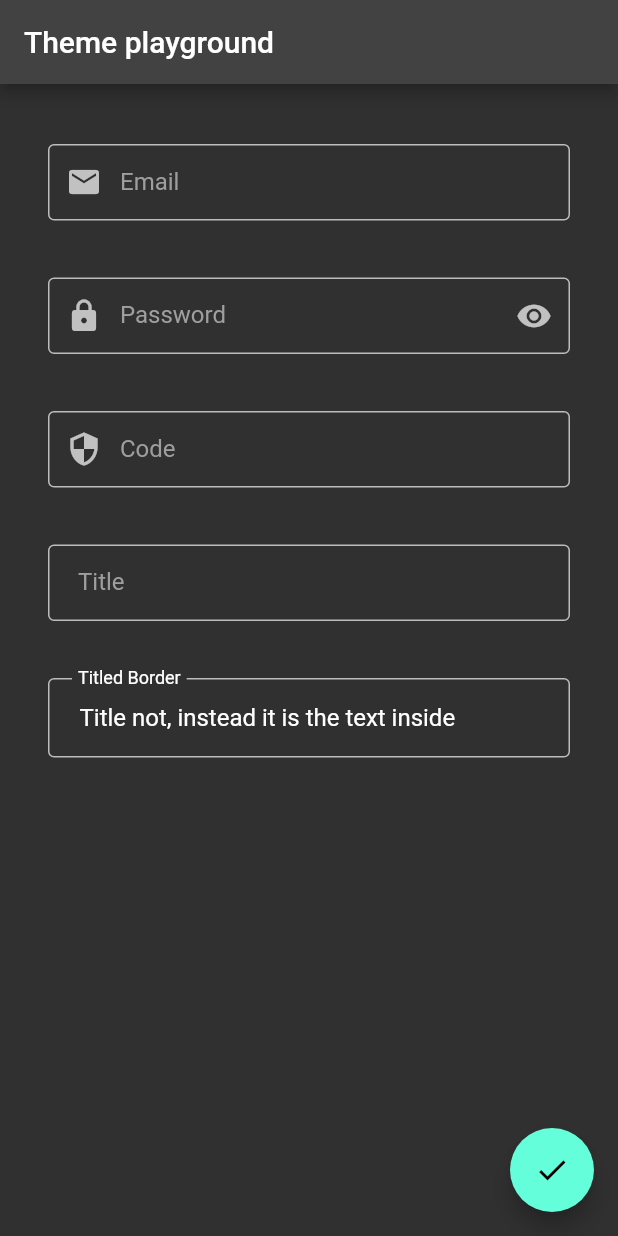
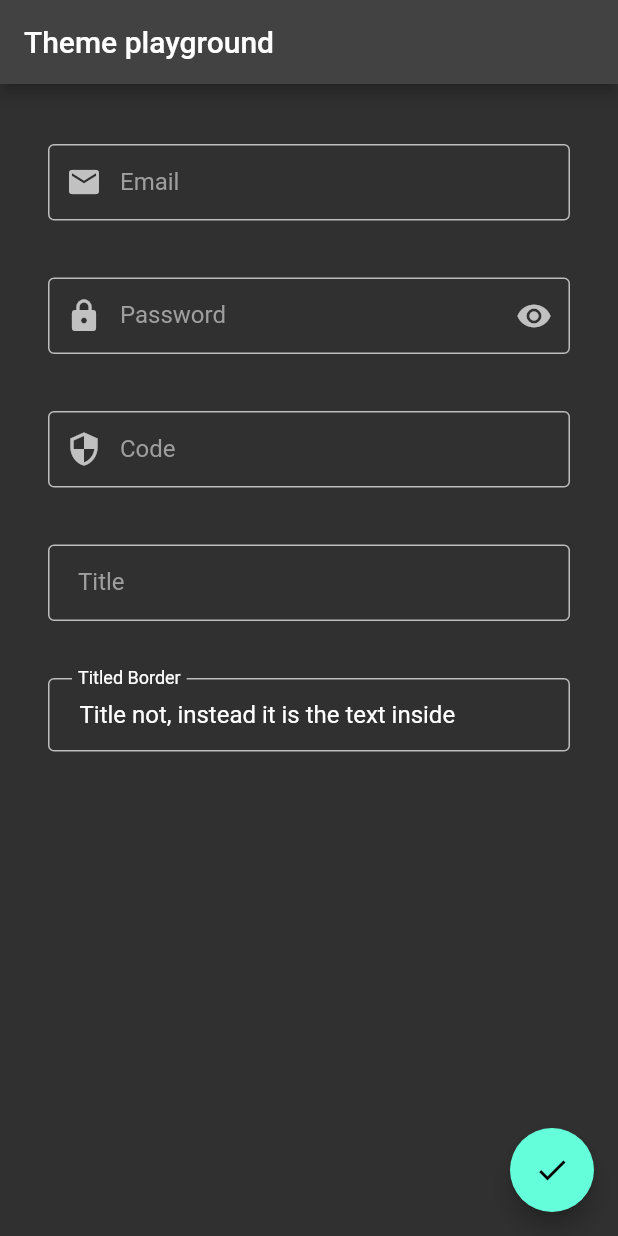
Before and after one commit to dorontal/flutter_themes, a Flutter app: the screen it shows after launch, on a phone screen of 412 x 824 dp. Run offline on Flutter 3.47's test engine with Material 2 defaults, Android fonts, the phone set to English and light mode, and no system bars; our stand-ins replace flutter_hooks.

Commit message:
more uniform

```diff
--- a/lib/widgets/titled_border.dart
+++ b/lib/widgets/titled_border.dart
@@ -32,7 +32,7 @@ class TitledBorder extends StatelessWidget {
               shape: BoxShape.rectangle,
             ),
             child: Padding(
-                padding: const EdgeInsets.fromLTRB(20, 16, 20, 16),
+                padding: const EdgeInsets.fromLTRB(20, 14, 20, 14),
                 child: child),
           ),
         ),
```
